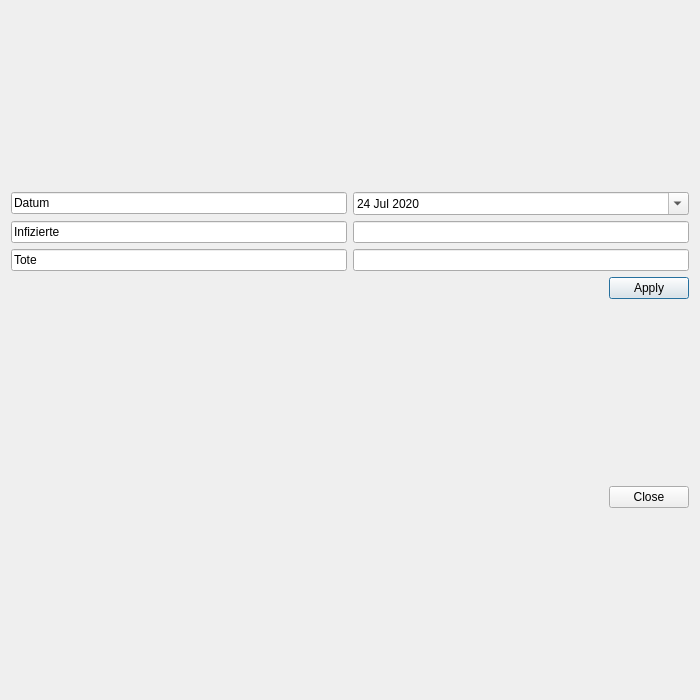
Old version of the form src/albanien.ui in the repository JosephBisso/Starlink.
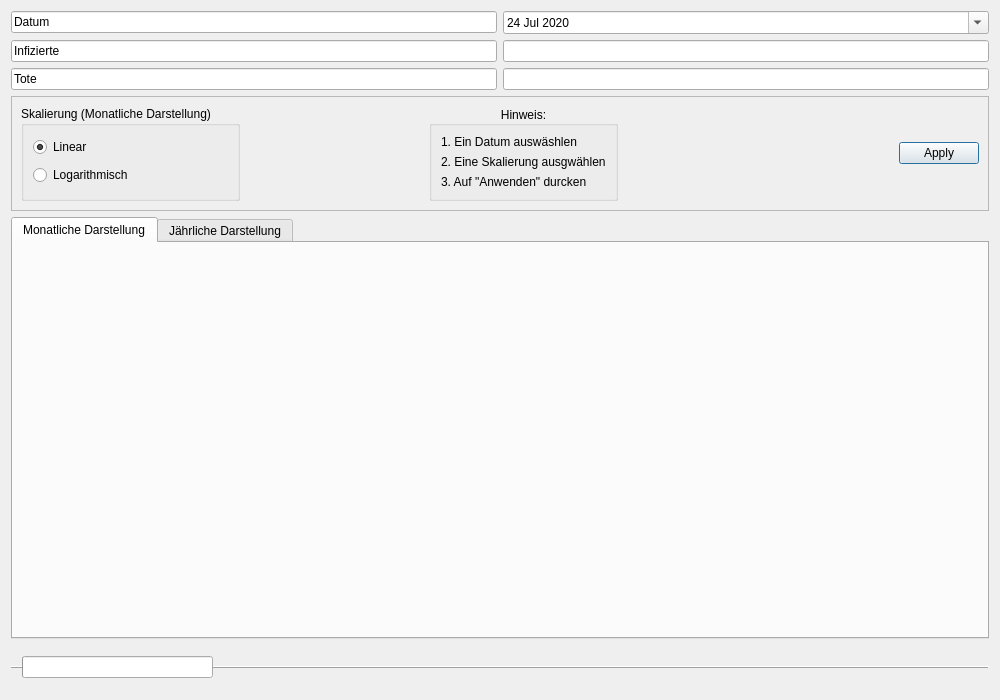
New version of the form.

Patch:
```diff
--- a/src/albanien.ui
+++ b/src/albanien.ui
@@ -6,17 +6,61 @@
    <rect>
     <x>0</x>
     <y>0</y>
-    <width>700</width>
+    <width>1000</width>
     <height>700</height>
    </rect>
   </property>
   <property name="windowTitle">
    <string>Albanien</string>
   </property>
-  <layout class="QVBoxLayout" name="verticalLayout_2">
-   <item>
+  <layout class="QGridLayout" name="gridLayout_3">
+   <item row="0" column="0">
     <layout class="QGridLayout" name="gridLayout">
-     <item row="2" column="1">
+     <item row="4" column="3">
+      <widget class="QLineEdit" name="lineEdit_4">
+       <property name="readOnly">
+        <bool>true</bool>
+       </property>
+      </widget>
+     </item>
+     <item row="2" column="0">
+      <widget class="QLineEdit" name="lineEdit_3">
+       <property name="text">
+        <string>Datum</string>
+       </property>
+       <property name="readOnly">
+        <bool>true</bool>
+       </property>
+      </widget>
+     </item>
+     <item row="5" column="0">
+      <widget class="QLineEdit" name="lineEdit_5">
+       <property name="text">
+        <string>Tote</string>
+       </property>
+       <property name="readOnly">
+        <bool>true</bool>
+       </property>
+      </widget>
+     </item>
+     <item row="4" column="0">
+      <widget class="QLineEdit" name="lineEdit">
+       <property name="text">
+        <string>Infizierte</string>
+       </property>
+       <property name="readOnly">
+        <bool>true</bool>
+       </property>
+      </widget>
+     </item>
+     <item row="5" column="3">
+      <widget class="QLineEdit" name="lineEdit_6">
+       <property name="readOnly">
+        <bool>true</bool>
+       </property>
+      </widget>
+     </item>
+     <item row="2" column="3">
       <widget class="QDateEdit" name="dateEdit">
        <property name="readOnly">
         <bool>false</bool>
@@ -55,67 +99,240 @@
        </property>
       </widget>
      </item>
-     <item row="4" column="1">
-      <widget class="QLineEdit" name="lineEdit_4">
-       <property name="readOnly">
-        <bool>true</bool>
+    </layout>
+   </item>
+   <item row="5" column="0">
+    <layout class="QVBoxLayout" name="verticalLayout">
+     <item>
+      <widget class="QTabWidget" name="tabWidget">
+       <property name="currentIndex">
+        <number>0</number>
        </property>
+       <widget class="QWidget" name="tab">
+        <attribute name="title">
+         <string>Monatliche Darstellung</string>
+        </attribute>
+        <layout class="QGridLayout" name="gridLayout_2">
+         <item row="0" column="0">
+          <layout class="QVBoxLayout" name="verticalLayout_3"/>
+         </item>
+        </layout>
+       </widget>
+       <widget class="QWidget" name="Tab_2">
+        <attribute name="title">
+         <string>Jährliche Darstellung</string>
+        </attribute>
+        <layout class="QVBoxLayout" name="verticalLayout_5">
+         <item>
+          <layout class="QVBoxLayout" name="verticalLayout_4"/>
+         </item>
+        </layout>
+       </widget>
       </widget>
      </item>
-     <item row="5" column="1">
-      <widget class="QLineEdit" name="lineEdit_6">
-       <property name="readOnly">
-        <bool>true</bool>
-       </property>
-      </widget>
-     </item>
-     <item row="2" column="0">
-      <widget class="QLineEdit" name="lineEdit_3">
-       <property name="text">
-        <string>Datum</string>
-       </property>
-       <property name="readOnly">
-        <bool>true</bool>
-       </property>
-      </widget>
-     </item>
-     <item row="4" column="0">
-      <widget class="QLineEdit" name="lineEdit">
-       <property name="text">
-        <string>Infizierte</string>
-       </property>
-       <property name="readOnly">
-        <bool>true</bool>
-       </property>
-      </widget>
-     </item>
-     <item row="5" column="0">
-      <widget class="QLineEdit" name="lineEdit_5">
-       <property name="text">
-        <string>Tote</string>
-       </property>
-       <property name="readOnly">
-        <bool>true</bool>
-       </property>
-      </widget>
-     </item>
-     <item row="6" column="1">
-      <widget class="QDialogButtonBox" name="DatumApply">
-       <property name="standardButtons">
-        <set>QDialogButtonBox::Apply</set>
-       </property>
-      </widget>
-     </item>
     </layout>
    </item>
-   <item>
-    <layout class="QVBoxLayout" name="verticalLayout"/>
+   <item row="2" column="0">
+    <widget class="QFrame" name="frame">
+     <property name="frameShape">
+      <enum>QFrame::StyledPanel</enum>
+     </property>
+     <property name="frameShadow">
+      <enum>QFrame::Raised</enum>
+     </property>
+     <layout class="QGridLayout" name="gridLayout_4">
+      <item row="0" column="0">
+       <widget class="QGroupBox" name="groupBox">
+        <property name="enabled">
+         <bool>true</bool>
+        </property>
+        <property name="title">
+         <string>Skalierung (Monatliche Darstellung)</string>
+        </property>
+        <property name="flat">
+         <bool>false</bool>
+        </property>
+        <property name="checkable">
+         <bool>false</bool>
+        </property>
+        <layout class="QVBoxLayout" name="verticalLayout_6">
+         <item>
+          <widget class="QRadioButton" name="skalaLiear">
+           <property name="text">
+            <string>Linear</string>
+           </property>
+           <property name="checked">
+            <bool>true</bool>
+           </property>
+          </widget>
+         </item>
+         <item>
+          <widget class="QRadioButton" name="skalaLogarithm">
+           <property name="text">
+            <string>Logarithmisch</string>
+           </property>
+          </widget>
+         </item>
+        </layout>
+       </widget>
+      </item>
+      <item row="0" column="6">
+       <widget class="QDialogButtonBox" name="buttonBox">
+        <property name="standardButtons">
+         <set>QDialogButtonBox::Apply</set>
+        </property>
+        <property name="centerButtons">
+         <bool>false</bool>
+        </property>
+       </widget>
+      </item>
+      <item row="0" column="4">
+       <widget class="QGroupBox" name="groupBox_2">
+        <property name="title">
+         <string>Hinweis:</string>
+        </property>
+        <property name="alignment">
+         <set>Qt::AlignCenter</set>
+        </property>
+        <property name="flat">
+         <bool>false</bool>
+        </property>
+        <layout class="QGridLayout" name="gridLayout_6">
+         <item row="0" column="0">
+          <widget class="QLabel" name="label">
+           <property name="text">
+            <string>1. Ein Datum auswäshlen</string>
+           </property>
+          </widget>
+         </item>
+         <item row="1" column="0">
+          <widget class="QLabel" name="label_2">
+           <property name="text">
+            <string>2. Eine Skalierung ausgwählen</string>
+           </property>
+          </widget>
+         </item>
+         <item row="2" column="0">
+          <widget class="QLabel" name="label_3">
+           <property name="text">
+            <string>3. Auf &quot;Anwenden&quot; durcken</string>
+           </property>
+          </widget>
+         </item>
+        </layout>
+       </widget>
+      </item>
+      <item row="0" column="1">
+       <spacer name="horizontalSpacer">
+        <property name="orientation">
+         <enum>Qt::Horizontal</enum>
+        </property>
+        <property name="sizeHint" stdset="0">
+         <size>
+          <width>40</width>
+          <height>20</height>
+         </size>
+        </property>
+       </spacer>
+      </item>
+      <item row="0" column="2">
+       <widget class="Line" name="line">
+        <property name="orientation">
+         <enum>Qt::Horizontal</enum>
+        </property>
+       </widget>
+      </item>
+      <item row="0" column="5">
+       <spacer name="horizontalSpacer_2">
+        <property name="orientation">
+         <enum>Qt::Horizontal</enum>
+        </property>
+        <property name="sizeHint" stdset="0">
+         <size>
+          <width>40</width>
+          <height>20</height>
+         </size>
+        </property>
+       </spacer>
+      </item>
+     </layout>
+    </widget>
    </item>
-   <item>
-    <widget class="QDialogButtonBox" name="buttonBox">
-     <property name="standardButtons">
-      <set>QDialogButtonBox::Close</set>
+   <item row="6" column="0">
+    <widget class="QFrame" name="frame_2">
+     <property name="frameShape">
+      <enum>QFrame::HLine</enum>
      </property>
+     <property name="frameShadow">
+      <enum>QFrame::Raised</enum>
+     </property>
+     <layout class="QGridLayout" name="gridLayout_5">
+      <item row="0" column="3">
+       <spacer name="horizontalSpacer_4">
+        <property name="orientation">
+         <enum>Qt::Horizontal</enum>
+        </property>
+        <property name="sizeHint" stdset="0">
+         <size>
+          <width>40</width>
+          <height>20</height>
+         </size>
+        </property>
+       </spacer>
+      </item>
+      <item row="0" column="0">
+       <widget class="QProgressBar" name="progressBar">
+        <property name="value">
+         <number>0</number>
+        </property>
+        <property name="textVisible">
+         <bool>false</bool>
+        </property>
+        <property name="orientation">
+         <enum>Qt::Horizontal</enum>
+        </property>
+       </widget>
+      </item>
+      <item row="0" column="4">
+       <spacer name="horizontalSpacer_3">
+        <property name="orientation">
+         <enum>Qt::Horizontal</enum>
+        </property>
+        <property name="sizeHint" stdset="0">
+         <size>
+          <width>40</width>
+          <height>20</height>
+         </size>
+        </property>
+       </spacer>
+      </item>
+      <item row="0" column="2">
+       <spacer name="horizontalSpacer_5">
+        <property name="orientation">
+         <enum>Qt::Horizontal</enum>
+        </property>
+        <property name="sizeHint" stdset="0">
+         <size>
+          <width>40</width>
+          <height>20</height>
+         </size>
+        </property>
+       </spacer>
+      </item>
+      <item row="0" column="1">
+       <spacer name="horizontalSpacer_6">
+        <property name="orientation">
+         <enum>Qt::Horizontal</enum>
+        </property>
+        <property name="sizeHint" stdset="0">
+         <size>
+          <width>40</width>
+          <height>20</height>
+         </size>
+        </property>
+       </spacer>
+      </item>
+     </layout>
     </widget>
    </item>
   </layout>
```
